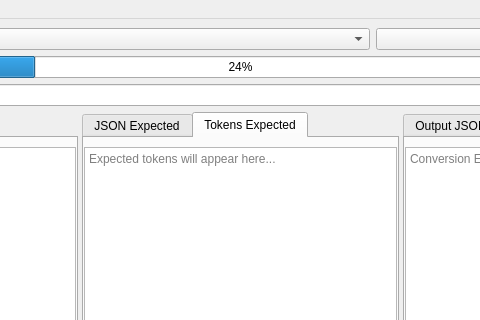
First picture: the form in Examples/JsonYamlToJsonTestSuite/mainwindow.ui, repository g-gualeni/QtNoid2, before the edit; both pictures show x 248 to 728 and y 0 to 320 of the 977 by 622 pixel window.
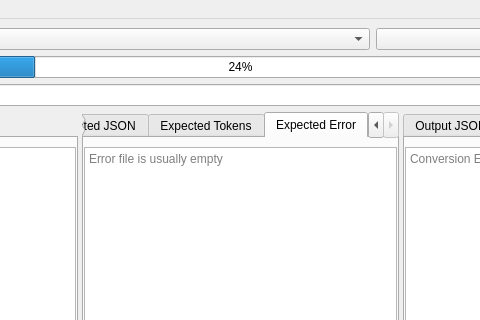
Second picture: the form after the edit. Custom widgets are drawn as their Qt base class.

```diff
--- a/Examples/JsonYamlToJsonTestSuite/mainwindow.ui
+++ b/Examples/JsonYamlToJsonTestSuite/mainwindow.ui
@@ -179,11 +179,11 @@
         <item>
          <widget class="QTabWidget" name="tabWidget">
           <property name="currentIndex">
-           <number>1</number>
+           <number>2</number>
           </property>
           <widget class="QWidget" name="tabJsonExpected">
            <attribute name="title">
-            <string>JSON Expected</string>
+            <string>Expected JSON</string>
            </attribute>
            <layout class="QVBoxLayout" name="verticalLayout_11">
             <property name="leftMargin">
@@ -206,7 +206,7 @@
           </widget>
           <widget class="QWidget" name="tabTokensExpected">
            <attribute name="title">
-            <string>Tokens Expected</string>
+            <string>Expected Tokens</string>
            </attribute>
            <layout class="QVBoxLayout" name="verticalLayout_5">
             <property name="spacing">
@@ -230,6 +230,29 @@
             </item>
            </layout>
           </widget>
+          <widget class="QWidget" name="tabErrorExpected">
+           <attribute name="title">
+            <string>Expected Error</string>
+           </attribute>
+           <layout class="QVBoxLayout" name="verticalLayout_12">
+            <property name="leftMargin">
+             <number>0</number>
+            </property>
+            <property name="rightMargin">
+             <number>0</number>
+            </property>
+            <property name="bottomMargin">
+             <number>0</number>
+            </property>
+            <item>
+             <widget class="QPlainTextEdit" name="txtErrorExpected">
+              <property name="placeholderText">
+               <string>Error file is usually empty</string>
+              </property>
+             </widget>
+            </item>
+           </layout>
+          </widget>
          </widget>
         </item>
        </layout>
```
Left out of the diff: 2 changed lines with no effect on the pictures.
